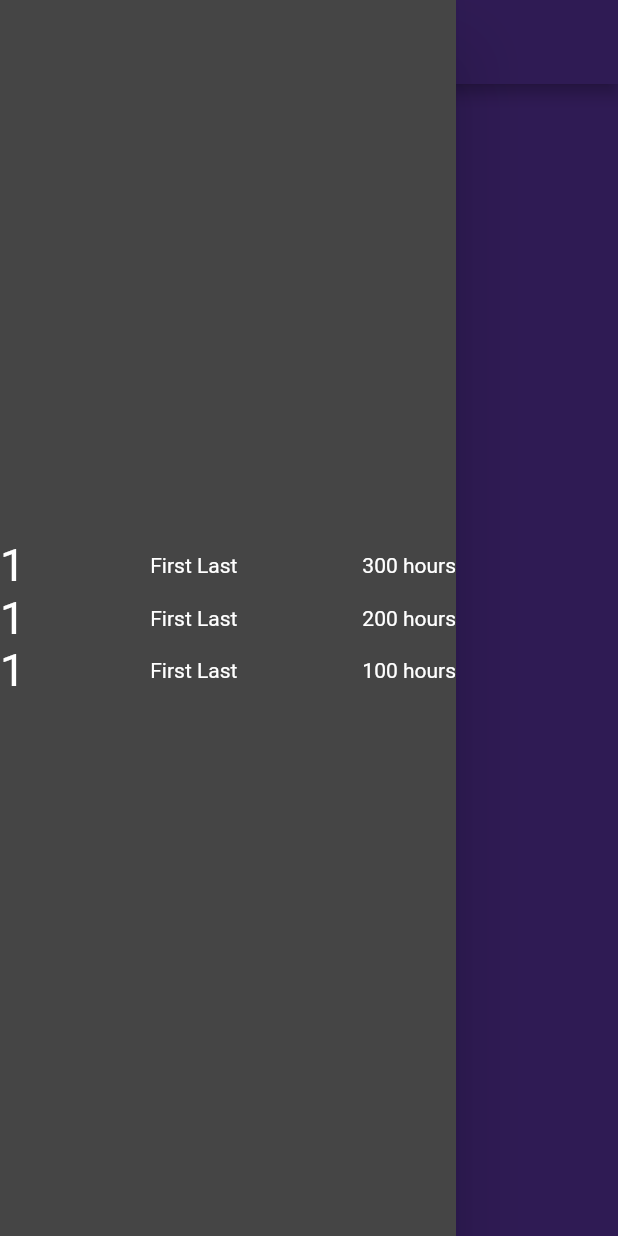
After one commit to devinshende/sert_attendance, a Flutter app: the AttendancePage screen opened by its route, with the side drawer open, on a phone screen of 412 x 824 dp. The commit adds this screen. Run offline on Flutter 3.47's test engine with Material 2 defaults, Android fonts, the phone set to English and light mode, and no system bars.

Commit message:
started attendance screen

```diff
--- a/lib/main.dart
+++ b/lib/main.dart
@@ -1,5 +1,6 @@
 import 'package:flutter/material.dart';
 import 'package:sert_attendance/widgets/signupform.dart';
+import 'package:sert_attendance/screens/attendance.dart';
 
 void main() => runApp(SignUpApp());
 
@@ -12,7 +13,7 @@ class SignUpApp extends StatelessWidget {
           accentColor: Colors.deepPurpleAccent),
       routes: {
         '/': (context) => SignUpScreen(),
-        '/welcome': (context) => WelcomeScreen(),
+        '/attendance': (context) => AttendancePage(),
       },
     );
   }
@@ -31,10 +32,3 @@ class SignUpScreen extends StatelessWidget {
     );
   }
 }
-
-class WelcomeScreen extends StatelessWidget {
-  @override
-  Widget build(BuildContext context) {
-    return Container();
-  }
-}
--- /dev/null
+++ b/lib/screens/attendance.dart
@@ -0,0 +1,15 @@
+import 'package:flutter/material.dart';
+import 'package:sert_attendance/widgets/leaderboard.dart';
+
+class AttendancePage extends StatelessWidget {
+  @override
+  Widget build(BuildContext context) {
+    return Scaffold(
+      appBar: AppBar(),
+      drawer: Drawer(elevation: 20, child: LeaderBoard()),
+      body: Container(
+        color: Colors.deepPurple,
+      ),
+    );
+  }
+}
--- /dev/null
+++ b/lib/widgets/leaderboard.dart
@@ -0,0 +1,46 @@
+import 'package:flutter/material.dart';
+
+const kLeaderboardStyle =
+    TextStyle(fontSize: 40, color: Colors.white, fontWeight: FontWeight.bold);
+
+class LeaderBoard extends StatelessWidget {
+  @override
+  Widget build(BuildContext context) {
+    return Container(
+      color: Colors.white10,
+      child: Column(
+        mainAxisAlignment: MainAxisAlignment.center,
+        children: [
+          LeaderboardTile(
+            hours: 300,
+          ),
+          LeaderboardTile(
+            hours: 200,
+          ),
+          LeaderboardTile(
+            hours: 100,
+          ),
+        ],
+      ),
+    );
+  }
+}
+
+class LeaderboardTile extends StatelessWidget {
+  LeaderboardTile({this.hours});
+  final int hours;
+  @override
+  Widget build(BuildContext context) {
+    return Row(
+      mainAxisAlignment: MainAxisAlignment.spaceBetween,
+      children: [
+        Text(
+          '1',
+          style: TextStyle(fontSize: 30),
+        ),
+        Text('First Last'),
+        Text('$hours hours'),
+      ],
+    );
+  }
+}
--- a/lib/widgets/signupform.dart
+++ b/lib/widgets/signupform.dart
@@ -1,5 +1,4 @@
 import 'package:flutter/material.dart';
-import 'package:sert_attendance/main.dart';
 
 class SignUpForm extends StatefulWidget {
   @override
@@ -14,7 +13,7 @@ class _SignUpFormState extends State<SignUpForm> {
   bool _dataEntered = false;
 
   void _submit() {
-    Navigator.of(context).pushNamed('/welcome');
+    Navigator.of(context).pushReplacementNamed('/attendance');
   }
 
   void updateDataEntered() {
@@ -66,7 +65,7 @@ class _SignUpFormState extends State<SignUpForm> {
             child: FlatButton(
                 shape: RoundedRectangleBorder(
                     borderRadius: BorderRadius.all(Radius.circular(7))),
-                onPressed: _dataEntered ? _submit : null,
+                onPressed: _submit,
                 disabledColor: Color(0xffE6E6FD),
                 disabledTextColor: Colors.grey,
                 textColor: Colors.white,
```
Also changed, not shown: pubspec.lock.
